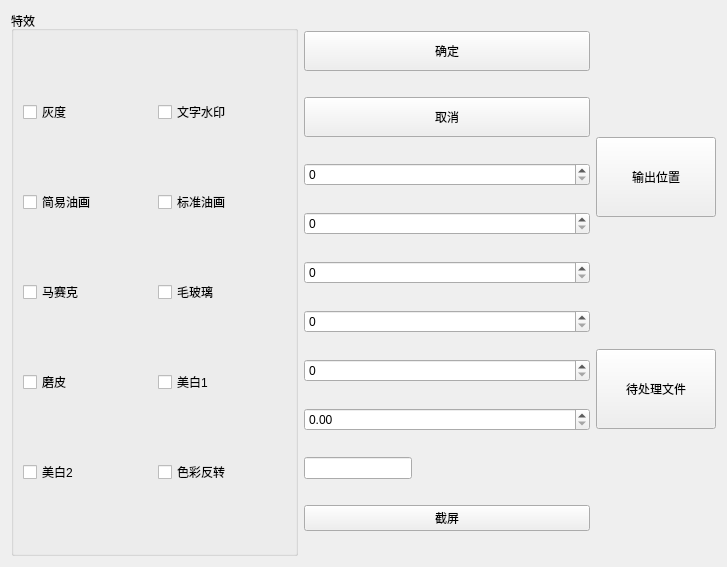
Old version of the form MultiMediaTool/src/gui/ui/picture.ui in the repository xiehaode/MultimediaTools.
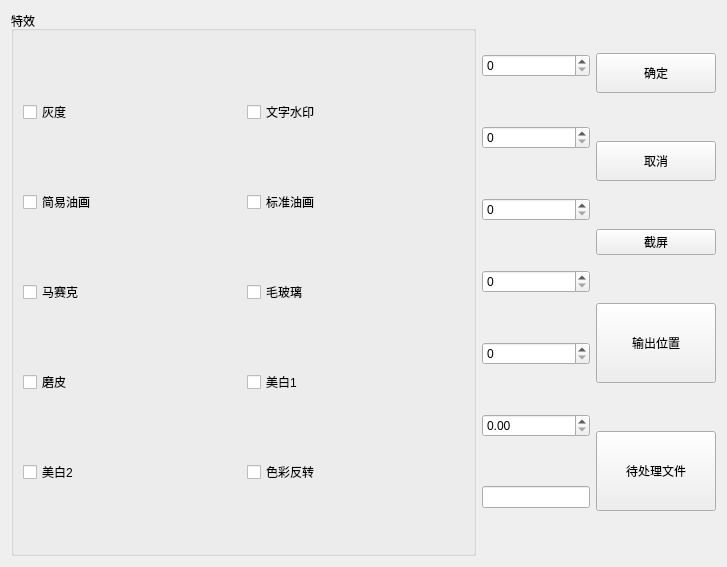
New version of the form. Icons and pictures are not drawn.

Commit message: refactor: layout of the effact and picture

Patch:
```diff
--- a/MultiMediaTool/src/gui/ui/picture.ui
+++ b/MultiMediaTool/src/gui/ui/picture.ui
@@ -16,8 +16,17 @@
   <layout class="QHBoxLayout" name="horizontalLayout_6">
    <item>
     <layout class="QVBoxLayout" name="verticalLayout_Left">
+     <property name="spacing">
+      <number>6</number>
+     </property>
      <item>
       <widget class="QGroupBox" name="groupBox">
+       <property name="sizePolicy">
+        <sizepolicy hsizetype="Preferred" vsizetype="Expanding">
+         <horstretch>2</horstretch>
+         <verstretch>0</verstretch>
+        </sizepolicy>
+       </property>
        <property name="title">
         <string>特效</string>
        </property>
@@ -119,32 +128,12 @@
    </item>
    <item>
     <layout class="QVBoxLayout" name="verticalLayout_Right">
-     <item>
-      <widget class="QPushButton" name="ok">
-       <property name="minimumSize">
-        <size>
-         <width>100</width>
-         <height>40</height>
-        </size>
-       </property>
-       <property name="text">
-        <string>确定</string>
-       </property>
-      </widget>
-     </item>
-     <item>
-      <widget class="QPushButton" name="cancel">
-       <property name="minimumSize">
-        <size>
-         <width>100</width>
-         <height>40</height>
-        </size>
-       </property>
-       <property name="text">
-        <string>取消</string>
-       </property>
-      </widget>
-     </item>
+     <property name="spacing">
+      <number>6</number>
+     </property>
+     <property name="sizeConstraint">
+      <enum>QLayout::SetMinAndMaxSize</enum>
+     </property>
      <item>
       <widget class="QSpinBox" name="spinBoxArgs1"/>
      </item>
@@ -174,16 +163,48 @@
       </widget>
      </item>
      <item>
+      <layout class="QVBoxLayout" name="verticalLayout_2"/>
+     </item>
+    </layout>
+   </item>
+   <item>
+    <layout class="QVBoxLayout" name="verticalLayout_Center">
+     <property name="spacing">
+      <number>6</number>
+     </property>
+     <item>
+      <widget class="QPushButton" name="ok">
+       <property name="minimumSize">
+        <size>
+         <width>100</width>
+         <height>40</height>
+        </size>
+       </property>
+       <property name="text">
+        <string>确定</string>
+       </property>
+      </widget>
+     </item>
+     <item>
+      <widget class="QPushButton" name="cancel">
+       <property name="minimumSize">
+        <size>
+         <width>100</width>
+         <height>40</height>
+        </size>
+       </property>
+       <property name="text">
+        <string>取消</string>
+       </property>
+      </widget>
+     </item>
+     <item>
       <widget class="QPushButton" name="pushButton">
        <property name="text">
         <string>截屏</string>
        </property>
       </widget>
      </item>
-    </layout>
-   </item>
-   <item>
-    <layout class="QVBoxLayout" name="verticalLayout_Center">
      <item>
       <widget class="QToolButton" name="exportFile">
        <property name="minimumSize">
```
The commit also changes 87 other files.
